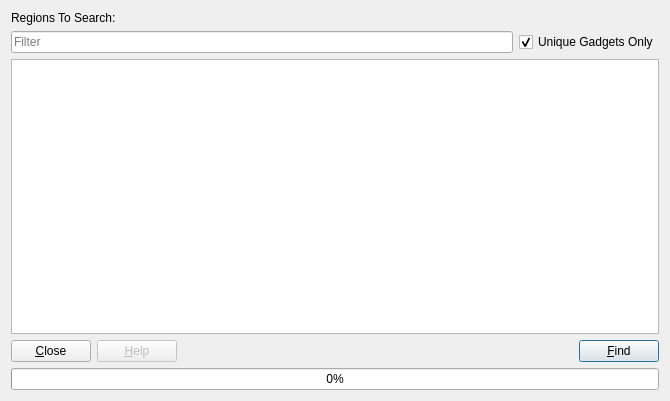
eteran/edb-debugger, file plugins/ROPTool/DialogROPTool.ui: the form before one commit.
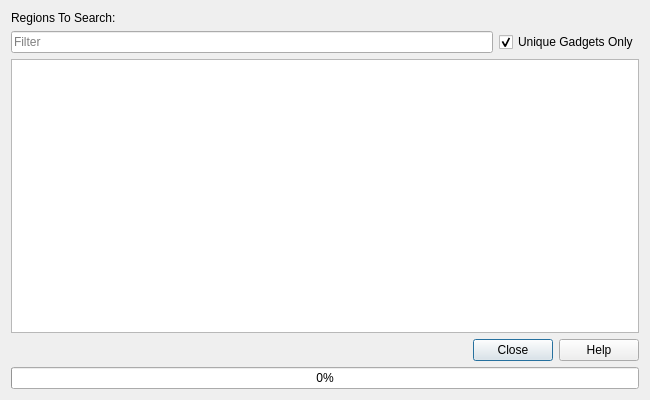
The form after the commit. Icons and pictures are not drawn.

Commit message: more normalization of dialog boxes, more coming until we've done them all!

Patch:
```diff
--- a/plugins/ROPTool/DialogROPTool.ui
+++ b/plugins/ROPTool/DialogROPTool.ui
@@ -7,8 +7,8 @@
    <rect>
     <x>0</x>
     <y>0</y>
-    <width>670</width>
-    <height>401</height>
+    <width>650</width>
+    <height>400</height>
    </rect>
   </property>
   <property name="windowTitle">
@@ -77,63 +77,11 @@
     </widget>
    </item>
    <item>
-    <layout class="QHBoxLayout">
-     <property name="spacing">
-      <number>6</number>
+    <widget class="QDialogButtonBox" name="buttonBox">
+     <property name="standardButtons">
+      <set>QDialogButtonBox::Close|QDialogButtonBox::Help</set>
      </property>
-     <item>
-      <widget class="QPushButton" name="btnClose">
-       <property name="text">
-        <string>&amp;Close</string>
-       </property>
-       <property name="icon">
-        <iconset theme="dialog-close">
-         <normaloff>.</normaloff>.</iconset>
-       </property>
-      </widget>
-     </item>
-     <item>
-      <widget class="QPushButton" name="btnHelp">
-       <property name="enabled">
-        <bool>false</bool>
-       </property>
-       <property name="text">
-        <string>&amp;Help</string>
-       </property>
-       <property name="icon">
-        <iconset theme="help-browser">
-         <normaloff>.</normaloff>.</iconset>
-       </property>
-      </widget>
-     </item>
-     <item>
-      <spacer>
-       <property name="orientation">
-        <enum>Qt::Horizontal</enum>
-       </property>
-       <property name="sizeHint" stdset="0">
-        <size>
-         <width>40</width>
-         <height>20</height>
-        </size>
-       </property>
-      </spacer>
-     </item>
-     <item>
-      <widget class="QPushButton" name="btnFind">
-       <property name="text">
-        <string>&amp;Find</string>
-       </property>
-       <property name="icon">
-        <iconset theme="edit-find">
-         <normaloff>.</normaloff>.</iconset>
-       </property>
-       <property name="default">
-        <bool>true</bool>
-       </property>
-      </widget>
-     </item>
-    </layout>
+    </widget>
    </item>
    <item>
     <widget class="QProgressBar" name="progressBar">
```
Left out of the diff: 31 changed lines with no effect on the pictures. The commit also changes 15 other files.
